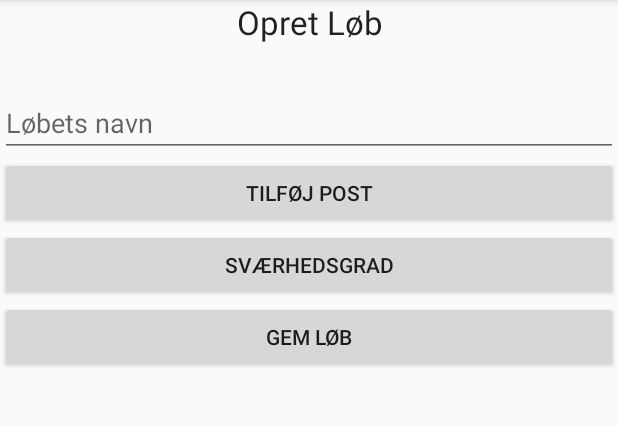
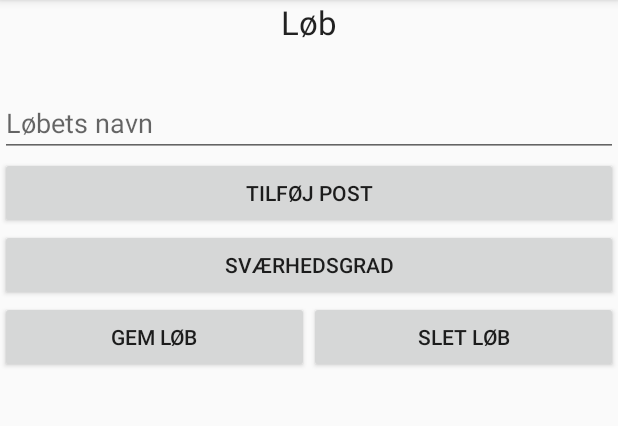
Before and after one commit to EvaNorden/SpejderApp, an Android app: the fragment CreateGameFrag shown on its own in the app's theme, on a phone screen of 412 x 824 dp, the part 84-510 px from its top. Run offline under Robolectric (Android 15) with nearby library versions, the phone set to English and light mode, and no system bars; libraries missing offline, so code that uses them is left out: com.eva.backend, com.google.api.client.

Commit message:
Local save works

```diff
--- a/app/build.gradle
+++ b/app/build.gradle
@@ -23,4 +23,5 @@ dependencies {
     compile fileTree(dir: 'libs', include: ['*.jar'])
     compile 'com.android.support:appcompat-v7:21.0.3'
     compile project(path: ':backend', configuration: 'android-endpoints')
+    compile 'com.google.http-client:google-http-client-gson:1.20.0'
 }
--- a/app/src/main/java/eva/logik/ProgramData.java
+++ b/app/src/main/java/eva/logik/ProgramData.java
@@ -5,10 +5,10 @@ import com.eva.backend.gameApi.model.Game;
 import java.io.Serializable;
 import java.util.ArrayList;
 
-public class ProgramData implements Serializable {
-    // Vigtigt: Sæt versionsnummer så objekt kan læses selvom klassen er ændret!
-    private static final long serialVersionUID = 12345; // bare et eller andet nr.
+public class ProgramData extends com.google.api.client.json.GenericJson {
 
+    @com.google.api.client.util.Key
     public ArrayList<Game> games = new ArrayList<Game>();
+    @com.google.api.client.util.Key
     public ArrayList<Game> onlineGames = new ArrayList<Game>();
 }
--- a/app/src/main/res/layout/create_game_frag.xml
+++ b/app/src/main/res/layout/create_game_frag.xml
@@ -13,7 +13,7 @@
         android:layout_alignParentStart="true"
         android:layout_alignParentTop="true"
         android:gravity="center_horizontal"
-        android:text="Opret Løb"
+        android:text="Løb"
         android:textAppearance="?android:attr/textAppearanceLarge" />
 
     <Button
@@ -26,17 +26,6 @@
         android:layout_alignParentStart="true"
         android:layout_below="@+id/gameName"
         android:text="Tilføj Post" />
-
-    <Button
-        android:id="@+id/saveGame"
-        android:layout_width="wrap_content"
-        android:layout_height="wrap_content"
-        android:layout_alignParentEnd="true"
-        android:layout_alignParentLeft="true"
-        android:layout_alignParentRight="true"
-        android:layout_alignParentStart="true"
-        android:layout_below="@+id/difficultyLevel"
-        android:text="Gem Løb" />
 
     <Button
         android:id="@+id/difficultyLevel"
@@ -61,15 +50,36 @@
         android:layout_marginTop="30dp"
         android:hint="Løbets navn" />
 
+    <LinearLayout
+        android:orientation="horizontal"
+        android:layout_width="fill_parent"
+        android:layout_height="wrap_content"
+        android:layout_below="@+id/difficultyLevel"
+        android:layout_alignParentLeft="true"
+        android:layout_alignParentStart="true"
+        android:id="@+id/linearLayout">
+
+        <Button
+            android:id="@+id/saveGame"
+            android:layout_width="wrap_content"
+            android:layout_height="wrap_content"
+            android:text="Gem Løb"
+            android:layout_weight="0.5"/>
+
+        <Button
+            android:layout_width="wrap_content"
+            android:layout_height="wrap_content"
+            android:text="Slet Løb"
+            android:id="@+id/eraseGame"
+            android:layout_weight="0.5"/>
+    </LinearLayout>
+
     <ListView
         android:id="@+id/postList"
         android:layout_width="wrap_content"
         android:layout_height="wrap_content"
         android:layout_alignParentBottom="true"
-        android:layout_alignParentEnd="true"
         android:layout_alignParentLeft="true"
-        android:layout_alignParentRight="true"
-        android:layout_alignParentStart="true"
-        android:layout_below="@+id/saveGame" />
+        android:layout_below="@+id/linearLayout" />
 
 </RelativeLayout>
```
Also changed, not shown: app/src/main/java/eva/logik/Serialisering.java (deleted, +0 -25 lines), app/src/main/java/eva/spejderapp/CreateGameFrag.java (+8 -20 lines), app/src/main/java/eva/spejderapp/LeaderMainFrag.java (+15 -7 lines), app/src/main/java/eva/spejderapp/SingletonApp.java (+20 -12 lines), 1 other file.
